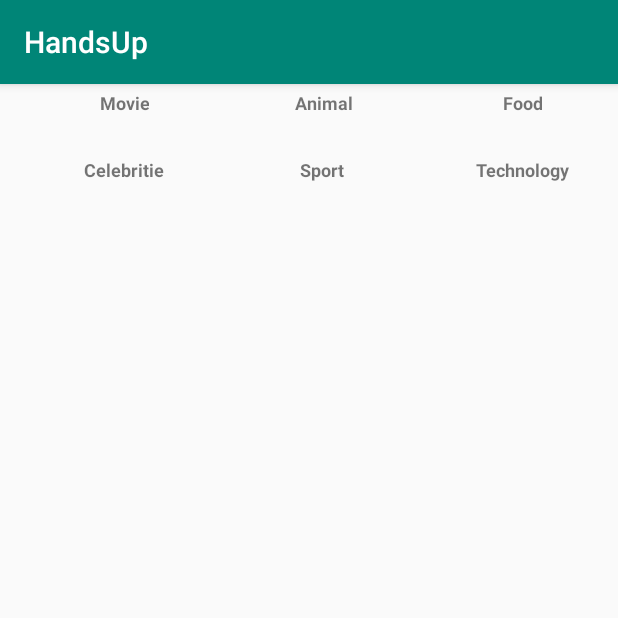
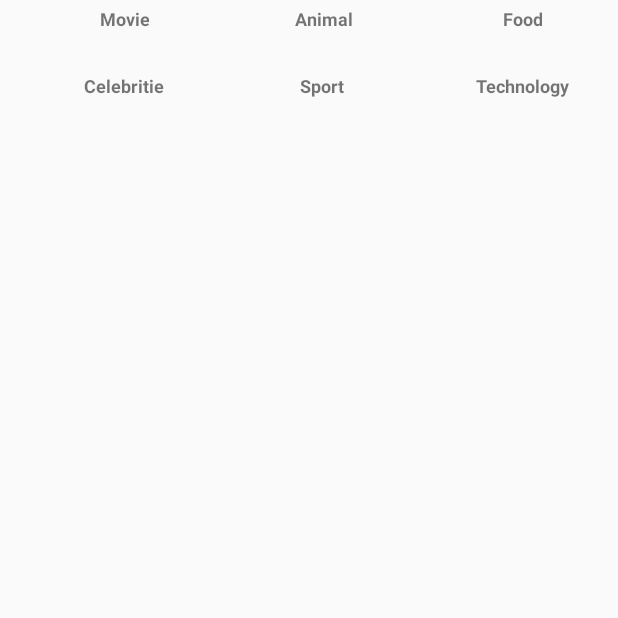
Before and after one commit to tahiriduran/HeadsUp, an Android app: the screen it shows after launch (MainActivity), on a phone screen of 412 x 824 dp, the top half of it. Run offline under Robolectric (Android 15) with nearby library versions, the phone set to English and light mode, and no system bars.

Commit message:
Cambios de Onil

```diff
--- a/app/src/main/java/com/example/handsup/MainActivity.java
+++ b/app/src/main/java/com/example/handsup/MainActivity.java
@@ -1,10 +1,11 @@
  package com.example.handsup;
 
+import android.app.Activity;
 import android.support.v7.app.AppCompatActivity;
 import android.os.Bundle;
 import android.widget.GridView;
 
- public class MainActivity extends AppCompatActivity {
+ public class MainActivity extends Activity {
 
     @Override
     protected void onCreate(Bundle savedInstanceState) {
--- a/app/src/main/java/com/example/handsup/TopicAdapter.java
+++ b/app/src/main/java/com/example/handsup/TopicAdapter.java
@@ -53,7 +53,7 @@ public class TopicAdapter extends BaseAdapter {
         // 3
         final ImageView imageView = (ImageView)convertView.findViewById(R.id.imageview_cover_art);
         final TextView nameTextView = (TextView)convertView.findViewById(R.id.textview_book_name);
-        final TextView authorTextView = (TextView)convertView.findViewById(R.id.textview_book_author);
+        //final TextView authorTextView = (TextView)convertView.findViewById(R.id.textview_book_author);
 //        final ImageView imageViewFavorite = (ImageView)convertView.findViewById(R.id.imageview_favorite);
 
         // 4
--- a/app/src/main/res/layout/activity_main.xml
+++ b/app/src/main/res/layout/activity_main.xml
@@ -19,13 +19,12 @@
         android:id="@+id/gridview"
         android:layout_width="match_parent"
         android:layout_height="match_parent"
+        android:columnWidth="100dp"
         android:gravity="center"
-        android:columnWidth="100dp"
+        android:horizontalSpacing="10dp"
         android:numColumns="auto_fit"
-        android:verticalSpacing="24dp"
-        android:horizontalSpacing="10dp"
         android:stretchMode="spacingWidthUniform"
-        />
+        android:verticalSpacing="24dp" />
 
 
 </RelativeLayout>
--- a/app/src/main/res/layout/linearlayout_topic.xml
+++ b/app/src/main/res/layout/linearlayout_topic.xml
@@ -46,4 +46,5 @@
         <!--tools:text="Dr. Seuss"-->
         <!--android:gravity="center_horizontal"/>-->
 
+
 </LinearLayout>
```
